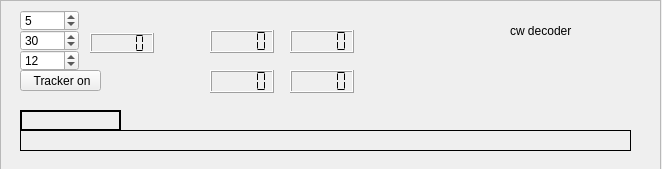
Qt form swreceiver/plugins/decoders/cw-decoder/widget.ui (JvanKatwijk/sdr-j-sw) before a commit.
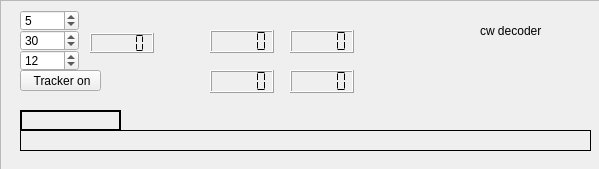
The same form after that commit.

What changed in the file:
```diff
--- a/swreceiver/plugins/decoders/cw-decoder/widget.ui
+++ b/swreceiver/plugins/decoders/cw-decoder/widget.ui
@@ -6,7 +6,7 @@
    <rect>
     <x>0</x>
     <y>0</y>
-    <width>662</width>
+    <width>599</width>
     <height>169</height>
    </rect>
   </property>
@@ -52,7 +52,7 @@
      <rect>
       <x>20</x>
       <y>130</y>
-      <width>611</width>
+      <width>571</width>
       <height>21</height>
      </rect>
     </property>
@@ -118,7 +118,7 @@
    <widget class="QLabel" name="label">
     <property name="geometry">
      <rect>
-      <x>510</x>
+      <x>480</x>
       <y>20</y>
       <width>91</width>
       <height>21</height>
```
